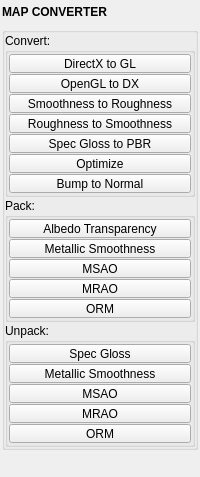
Qt form extapps/map_converter/map_converter.ui (m3trik/extapps) before a commit.
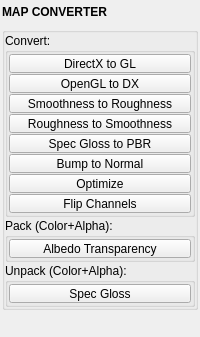
The same form after that commit. Custom widgets are drawn as their Qt base class.

What changed in the file:
```diff
--- a/extapps/map_converter/map_converter.ui
+++ b/extapps/map_converter/map_converter.ui
@@ -10,7 +10,7 @@
     <x>0</x>
     <y>0</y>
     <width>200</width>
-    <height>382</height>
+    <height>303</height>
    </rect>
   </property>
   <property name="tabShape">
@@ -289,37 +289,6 @@
               </property>
              </widget>
             </item>
-            <item>
-             <widget class="PushButton" name="tb000">
-              <property name="enabled">
-               <bool>true</bool>
-              </property>
-              <property name="sizePolicy">
-               <sizepolicy hsizetype="Preferred" vsizetype="Fixed">
-                <horstretch>0</horstretch>
-                <verstretch>0</verstretch>
-               </sizepolicy>
-              </property>
-              <property name="minimumSize">
-               <size>
-                <width>0</width>
-                <height>19</height>
-               </size>
-              </property>
-              <property name="maximumSize">
-               <size>
-                <width>16777215</width>
-                <height>19</height>
-               </size>
-              </property>
-              <property name="toolTip">
-               <string>&lt;html&gt;&lt;head/&gt;&lt;body&gt;&lt;p&gt;&lt;span style=&quot; font-weight:600;&quot;&gt;Optimize Texture&lt;/span&gt;&lt;br/&gt;Optimizes a texture by clamping the maximum size and adjusting the image (such as setting bit depth) according to the map type.&lt;br/&gt;&lt;br/&gt;&lt;span style=&quot; font-weight:600;&quot;&gt;Usage:&lt;/span&gt; Select the texture map(s) to optimize.&lt;br/&gt;&lt;br/&gt;The optimized texture will be created in the same directory, with the original file moved to an &lt;span style=&quot; font-style:italic;&quot;&gt;old&lt;/span&gt; folder. &lt;/p&gt;&lt;/body&gt;&lt;/html&gt;</string>
-              </property>
-              <property name="text">
-               <string>Optimize</string>
-              </property>
-             </widget>
-            </item>
             <item>
              <widget class="PushButton" name="tb003">
               <property name="enabled">
@@ -351,13 +320,75 @@
               </property>
              </widget>
             </item>
+            <item>
+             <widget class="PushButton" name="tb000">
+              <property name="enabled">
+               <bool>true</bool>
+              </property>
+              <property name="sizePolicy">
+               <sizepolicy hsizetype="Preferred" vsizetype="Fixed">
+                <horstretch>0</horstretch>
+                <verstretch>0</verstretch>
+               </sizepolicy>
+              </property>
+              <property name="minimumSize">
+               <size>
+                <width>0</width>
+                <height>19</height>
+               </size>
+              </property>
+              <property name="maximumSize">
+               <size>
+                <width>16777215</width>
+                <height>19</height>
+               </size>
+              </property>
+              <property name="toolTip">
+               <string>&lt;html&gt;&lt;head/&gt;&lt;body&gt;&lt;p&gt;&lt;span style=&quot; font-weight:600;&quot;&gt;Optimize Texture&lt;/span&gt;&lt;br/&gt;Optimizes a texture by clamping the maximum size and adjusting the image (such as setting bit depth) according to the map type.&lt;br/&gt;&lt;br/&gt;&lt;span style=&quot; font-weight:600;&quot;&gt;Usage:&lt;/span&gt; Select the texture map(s) to optimize.&lt;br/&gt;&lt;br/&gt;The optimized texture will be created in the same directory, with the original file moved to an &lt;span style=&quot; font-style:italic;&quot;&gt;old&lt;/span&gt; folder. &lt;/p&gt;&lt;/body&gt;&lt;/html&gt;</string>
+              </property>
+              <property name="text">
+               <string>Optimize</string>
+              </property>
+             </widget>
+            </item>
+            <item>
+             <widget class="PushButton" name="tb002">
+              <property name="enabled">
+               <bool>true</bool>
+              </property>
+              <property name="sizePolicy">
+               <sizepolicy hsizetype="Preferred" vsizetype="Fixed">
+                <horstretch>0</horstretch>
+                <verstretch>0</verstretch>
+               </sizepolicy>
+              </property>
+              <property name="minimumSize">
+               <size>
+                <width>0</width>
+                <height>19</height>
+               </size>
+              </property>
+              <property name="maximumSize">
+               <size>
+                <width>16777215</width>
+                <height>19</height>
+               </size>
+              </property>
+              <property name="toolTip">
+               <string>&lt;html&gt;&lt;head/&gt;&lt;body&gt;&lt;p&gt;&lt;span style=&quot; font-weight:600;&quot;&gt;Flip Channels&lt;/span&gt;&lt;br/&gt;Invert, swap, broadcast, or constant-fill an image's R/G/B/A channels.&lt;br/&gt;&lt;br/&gt;&lt;span style=&quot; font-weight:600;&quot;&gt;Options:&lt;/span&gt; Per output channel, choose its source (optionally inverted, or Black/White). Set a suffix to save a copy; empty overwrites the source.&lt;br/&gt;&lt;br/&gt;&lt;span style=&quot; font-weight:600;&quot;&gt;Usage:&lt;/span&gt; Select texture map(s). Batch processing is supported.&lt;/p&gt;&lt;/body&gt;&lt;/html&gt;</string>
+              </property>
+              <property name="text">
+               <string>Flip Channels</string>
+              </property>
+             </widget>
+            </item>
            </layout>
           </widget>
          </item>
          <item>
           <widget class="CollapsableGroup" name="groupBox">
            <property name="title">
-            <string>Pack:</string>
+            <string>Pack (Color+Alpha):</string>
            </property>
            <layout class="QVBoxLayout" name="verticalLayout_2">
             <property name="spacing">
@@ -406,137 +437,13 @@
               </property>
              </widget>
             </item>
-            <item>
-             <widget class="QPushButton" name="b005">
-              <property name="enabled">
-               <bool>true</bool>
-              </property>
-              <property name="sizePolicy">
-               <sizepolicy hsizetype="Preferred" vsizetype="Fixed">
-                <horstretch>0</horstretch>
-                <verstretch>0</verstretch>
-               </sizepolicy>
-              </property>
-              <property name="minimumSize">
-               <size>
-                <width>0</width>
-                <height>19</height>
-               </size>
-              </property>
-              <property name="maximumSize">
-               <size>
-                <width>16777215</width>
-                <height>19</height>
-               </size>
-              </property>
-              <property name="toolTip">
-               <string>&lt;html&gt;&lt;head/&gt;&lt;body&gt;&lt;p&gt;&lt;span style=&quot; font-weight:600;&quot;&gt;Pack Smoothness or Roughness into Metallic&lt;/span&gt;&lt;br/&gt;Combines a &lt;span style=&quot; font-weight:600;&quot;&gt;Smoothness&lt;/span&gt; or &lt;span style=&quot; font-weight:600;&quot;&gt;Roughness&lt;/span&gt; map into the &lt;span style=&quot; font-weight:600;&quot;&gt;Metallic&lt;/span&gt; map.&lt;br/&gt;&lt;br/&gt;&lt;span style=&quot; font-weight:600;&quot;&gt;Usage:&lt;/span&gt; Select a &lt;span style=&quot; font-weight:600;&quot;&gt;Roughness&lt;/span&gt; and a &lt;span style=&quot; font-weight:600;&quot;&gt;Metallic&lt;/span&gt; map.  Select multiple maps from different sets to batch process.&lt;br/&gt;&lt;br/&gt;- If an existing &lt;span style=&quot; font-weight:600;&quot;&gt;Metallic Smoothness&lt;/span&gt; map of the same name exists, it will be &lt;span style=&quot; font-weight:600;&quot;&gt;overwritten&lt;/span&gt;.&lt;/p&gt;&lt;/body&gt;&lt;/html&gt;</string>
-              </property>
-              <property name="text">
-               <string>Metallic Smoothness</string>
-              </property>
-             </widget>
-            </item>
-            <item>
-             <widget class="PushButton" name="b008">
-              <property name="enabled">
-               <bool>true</bool>
-              </property>
-              <property name="sizePolicy">
-               <sizepolicy hsizetype="Preferred" vsizetype="Fixed">
-                <horstretch>0</horstretch>
-                <verstretch>0</verstretch>
-               </sizepolicy>
-              </property>
-              <property name="minimumSize">
-               <size>
-                <width>0</width>
-                <height>19</height>
-               </size>
-              </property>
-              <property name="maximumSize">
-               <size>
-                <width>16777215</width>
-                <height>19</height>
-               </size>
-              </property>
-              <property name="toolTip">
-               <string>&lt;html&gt;&lt;head/&gt;&lt;body&gt;&lt;p&gt;Pack Metallic Smoothness AO  &lt;/p&gt;&lt;p&gt;Combines Metallic, Smoothness (or Roughness), and Ambient Occlusion maps into a single packed texture.  &lt;/p&gt;&lt;p&gt;&lt;br/&gt;&lt;/p&gt;&lt;p&gt;Usage: Select Metallic, Roughness (or Smoothness), and AO maps. Multiple sets can be processed in batch.  &lt;/p&gt;&lt;p&gt;&lt;br/&gt;&lt;/p&gt;&lt;p&gt;- RGBA (HDRP Mask Map): R=Metallic, G=AO, B=Detail, A=Smoothness.  &lt;/p&gt;&lt;p&gt;- RGB (3-channel parallel to MRAO): R=Metallic, G=Smoothness, B=AO.  &lt;/p&gt;&lt;p&gt;- If an existing MSAO map of the same name exists, it will be overwritten.&lt;/p&gt;&lt;p&gt;&lt;br/&gt;&lt;/p&gt;&lt;/body&gt;&lt;/html&gt;</string>
-              </property>
-              <property name="text">
-               <string>MSAO</string>
-              </property>
-             </widget>
-            </item>
-            <item>
-             <widget class="PushButton" name="b013">
-              <property name="enabled">
-               <bool>true</bool>
-              </property>
-              <property name="sizePolicy">
-               <sizepolicy hsizetype="Preferred" vsizetype="Fixed">
-                <horstretch>0</horstretch>
-                <verstretch>0</verstretch>
-               </sizepolicy>
-              </property>
-              <property name="minimumSize">
-               <size>
-                <width>0</width>
-                <height>19</height>
-               </size>
-              </property>
-              <property name="maximumSize">
-               <size>
-                <width>16777215</width>
-                <height>19</height>
-               </size>
-              </property>
-              <property name="toolTip">
-               <string>&lt;html&gt;&lt;head/&gt;&lt;body&gt;&lt;p&gt;Pack Metallic Roughness AO  &lt;/p&gt;&lt;p&gt;Combines Metallic, Roughness (or Smoothness), and Ambient Occlusion maps into a single packed texture.  &lt;/p&gt;&lt;p&gt;&lt;br/&gt;&lt;/p&gt;&lt;p&gt;Usage: Select Metallic, Roughness (or Smoothness), and AO maps. Multiple sets can be processed in batch.  &lt;/p&gt;&lt;p&gt;&lt;br/&gt;&lt;/p&gt;&lt;p&gt;- RGB (default, industry standard): R=Metallic, G=Roughness, B=AO.  &lt;/p&gt;&lt;p&gt;- RGBA (mirror of MSAO): R=Metallic, G=AO, B=Detail, A=Roughness.  &lt;/p&gt;&lt;p&gt;- If an existing MRAO map of the same name exists, it will be overwritten.&lt;/p&gt;&lt;p&gt;&lt;br/&gt;&lt;/p&gt;&lt;/body&gt;&lt;/html&gt;</string>
-              </property>
-              <property name="text">
-               <string>MRAO</string>
-              </property>
-             </widget>
-            </item>
-            <item>
-             <widget class="QPushButton" name="b015">
-              <property name="enabled">
-               <bool>true</bool>
-              </property>
-              <property name="sizePolicy">
-               <sizepolicy hsizetype="Preferred" vsizetype="Fixed">
-                <horstretch>0</horstretch>
-                <verstretch>0</verstretch>
-               </sizepolicy>
-              </property>
-              <property name="minimumSize">
-               <size>
-                <width>0</width>
-                <height>19</height>
-               </size>
-              </property>
-              <property name="maximumSize">
-               <size>
-                <width>16777215</width>
-                <height>19</height>
-               </size>
-              </property>
-              <property name="toolTip">
-               <string>&lt;html&gt;&lt;head/&gt;&lt;body&gt;&lt;p&gt;Pack Occlusion Roughness Metallic  &lt;/p&gt;&lt;p&gt;Combines Ambient Occlusion, Roughness (or Smoothness), and Metallic maps into a single packed ORM texture.  &lt;/p&gt;&lt;p&gt;&lt;br/&gt;&lt;/p&gt;&lt;p&gt;Usage: Select Metallic, Roughness (or Smoothness), and AO maps. Multiple sets can be processed in batch.  &lt;/p&gt;&lt;p&gt;&lt;br/&gt;&lt;/p&gt;&lt;p&gt;- Output channels: R=Occlusion, G=Roughness, B=Metallic (Unreal/glTF convention).  &lt;/p&gt;&lt;p&gt;- If an existing ORM map of the same name exists, it will be overwritten.&lt;/p&gt;&lt;p&gt;&lt;br/&gt;&lt;/p&gt;&lt;/body&gt;&lt;/html&gt;</string>
-              </property>
-              <property name="text">
-               <string>ORM</string>
-              </property>
-             </widget>
-            </item>
            </layout>
           </widget>
          </item>
          <item>
           <widget class="CollapsableGroup" name="groupBox_3">
            <property name="title">
-            <string>Unpack:</string>
+            <string>Unpack (Color+Alpha):</string>
            </property>
            <layout class="QVBoxLayout" name="verticalLayout_5">
             <property name="spacing">
@@ -585,130 +492,6 @@
               </property>
              </widget>
             </item>
-            <item>
-             <widget class="QPushButton" name="b006">
-              <property name="enabled">
-               <bool>true</bool>
-              </property>
-              <property name="sizePolicy">
-               <sizepolicy hsizetype="Preferred" vsizetype="Fixed">
-                <horstretch>0</horstretch>
-                <verstretch>0</verstretch>
-               </sizepolicy>
-              </property>
-              <property name="minimumSize">
-               <size>
-                <width>0</width>
-                <height>19</height>
-               </size>
-              </property>
-              <property name="maximumSize">
-               <size>
-                <width>16777215</width>
-                <height>19</height>
-               </size>
-              </property>
-              <property name="toolTip">
-               <string>&lt;html&gt;&lt;head/&gt;&lt;body&gt;&lt;p&gt;&lt;span style=&quot; font-weight:600;&quot;&gt;UnPack MetallicSmoothness into separate Metallic and Smoothness maps.&lt;/span&gt;&lt;br/&gt;&lt;br/&gt;&lt;span style=&quot; font-weight:600;&quot;&gt;Usage:&lt;/span&gt; Select a &lt;span style=&quot; font-weight:600;&quot;&gt;MetallicSmoothness&lt;/span&gt; map. Select multiple maps from different sets to batch process.&lt;br/&gt;&lt;br/&gt;- If an existing &lt;span style=&quot; font-weight:600;&quot;&gt;Metallic or Smoothness&lt;/span&gt; map of the same name exists, it will be &lt;span style=&quot; font-weight:600;&quot;&gt;overwritten&lt;/span&gt;.&lt;/p&gt;&lt;/body&gt;&lt;/html&gt;</string>
-              </property>
-              <property name="text">
-               <string>Metallic Smoothness</string>
-              </property>
-             </widget>
-            </item>
-            <item>
-             <widget class="PushButton" name="b009">
-              <property name="enabled">
-               <bool>true</bool>
-              </property>
-              <property name="sizePolicy">
-               <sizepolicy hsizetype="Preferred" vsizetype="Fixed">
-                <horstretch>0</horstretch>
-                <verstretch>0</verstretch>
-               </sizepolicy>
-              </property>
-              <property name="minimumSize">
-               <size>
-                <width>0</width>
-                <height>19</height>
-               </size>
-              </property>
-              <property name="maximumSize">
-               <size>
-                <width>16777215</width>
-                <height>19</height>
-               </size>
-              </property>
-              <property name="toolTip">
-               <string>&lt;html&gt;&lt;head/&gt;&lt;body&gt;&lt;p&gt;Unpack Metallic Smoothness AO  &lt;/p&gt;&lt;p&gt;Separates a packed MetallicSmoothnessAO map into individual Metallic, Smoothness (or Roughness), and AO maps.  &lt;/p&gt;&lt;p&gt;&lt;br/&gt;&lt;/p&gt;&lt;p&gt;Usage: Select one or more MSAO maps to process. Batch processing is supported.  &lt;/p&gt;&lt;p&gt;&lt;br/&gt;&lt;/p&gt;&lt;p&gt;- Output maps: Metallic, Smoothness (or Roughness), and AO.  &lt;/p&gt;&lt;p&gt;- Layout defaults to Auto-detect from image mode (RGBA = HDRP Mask Map, RGB = 3-channel parallel layout); override via the options menu when the file's name lies about its layout.  &lt;/p&gt;&lt;p&gt;- If existing maps of the same name exist, they will be overwritten.&lt;/p&gt;&lt;p&gt;&lt;br/&gt;&lt;/p&gt;&lt;/body&gt;&lt;/html&gt;</string>
-              </property>
-              <property name="text">
-               <string>MSAO</string>
-              </property>
-             </widget>
-            </item>
-            <item>
-             <widget class="PushButton" name="b014">
-              <property name="enabled">
-               <bool>true</bool>
-              </property>
-              <property name="sizePolicy">
-               <sizepolicy hsizetype="Preferred" vsizetype="Fixed">
-                <horstretch>0</horstretch>
-                <verstretch>0</verstretch>
-               </sizepolicy>
-              </property>
-              <property name="minimumSize">
-               <size>
-                <width>0</width>
-                <height>19</height>
-               </size>
-              </property>
-              <property name="maximumSize">
-               <size>
-                <width>16777215</width>
-                <height>19</height>
-               </size>
-              </property>
-              <property name="toolTip">
-               <string>&lt;html&gt;&lt;head/&gt;&lt;body&gt;&lt;p&gt;Unpack Metallic Roughness AO  &lt;/p&gt;&lt;p&gt;Separates a packed MetallicRoughnessAO map into individual Metallic, Roughness, and AO maps.  &lt;/p&gt;&lt;p&gt;&lt;br/&gt;&lt;/p&gt;&lt;p&gt;Usage: Select one or more MRAO maps to process. Batch processing is supported.  &lt;/p&gt;&lt;p&gt;&lt;br/&gt;&lt;/p&gt;&lt;p&gt;- Output maps: Metallic, Roughness, and AO.  &lt;/p&gt;&lt;p&gt;- Layout defaults to Auto-detect from image mode (RGB = industry standard, RGBA = MSAO mirror); override via the options menu when needed.  &lt;/p&gt;&lt;p&gt;- If existing maps of the same name exist, they will be overwritten.&lt;/p&gt;&lt;p&gt;&lt;br/&gt;&lt;/p&gt;&lt;/body&gt;&lt;/html&gt;</string>
-              </property>
-              <property name="text">
-               <string>MRAO</string>
-              </property>
-             </widget>
-            </item>
-            <item>
-             <widget class="QPushButton" name="b016">
-              <property name="enabled">
-               <bool>true</bool>
-              </property>
-              <property name="sizePolicy">
-               <sizepolicy hsizetype="Preferred" vsizetype="Fixed">
-                <horstretch>0</horstretch>
-                <verstretch>0</verstretch>
-               </sizepolicy>
-              </property>
-              <property name="minimumSize">
-               <size>
-                <width>0</width>
-                <height>19</height>
-               </size>
-              </property>
-              <property name="maximumSize">
-               <size>
-                <width>16777215</width>
-                <height>19</height>
-               </size>
-              </property>
-              <property name="toolTip">
-               <string>&lt;html&gt;&lt;head/&gt;&lt;body&gt;&lt;p&gt;Unpack Occlusion Roughness Metallic  &lt;/p&gt;&lt;p&gt;Separates a packed ORM map into individual Occlusion, Roughness, and Metallic maps.  &lt;/p&gt;&lt;p&gt;&lt;br/&gt;&lt;/p&gt;&lt;p&gt;Usage: Select one or more ORM maps to process. Batch processing is supported.  &lt;/p&gt;&lt;p&gt;&lt;br/&gt;&lt;/p&gt;&lt;p&gt;- Input channels: R=Occlusion, G=Roughness, B=Metallic (Unreal/glTF convention).  &lt;/p&gt;&lt;p&gt;- If existing maps of the same name exist, they will be overwritten.&lt;/p&gt;&lt;p&gt;&lt;br/&gt;&lt;/p&gt;&lt;/body&gt;&lt;/html&gt;</string>
-              </property>
-              <property name="text">
-               <string>ORM</string>
-              </property>
-             </widget>
-            </item>
            </layout>
           </widget>
          </item>
```
